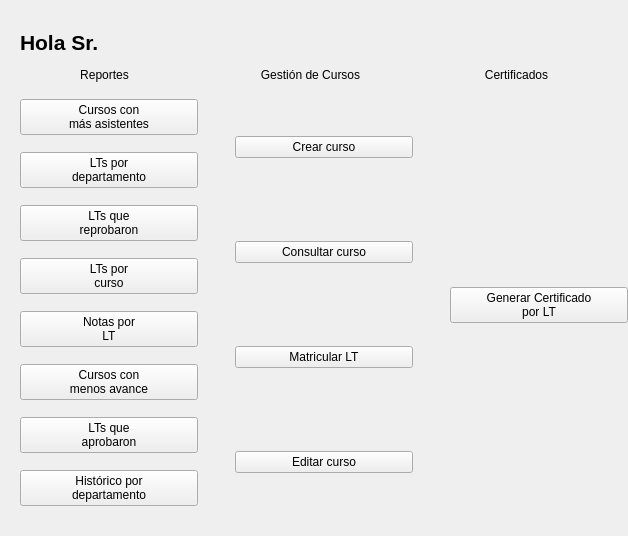
First picture: the form in SGC/Vista/vistacoordinador.ui, repository fernandosanchez1128/SGC, before the edit.
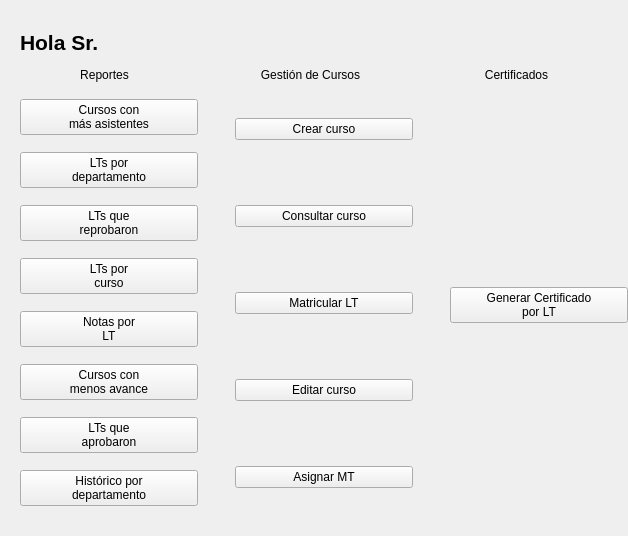
Second picture: the form after the edit.

Patch:
```diff
--- a/SGC/Vista/vistacoordinador.ui
+++ b/SGC/Vista/vistacoordinador.ui
@@ -160,6 +160,13 @@
          </property>
         </widget>
        </item>
+       <item>
+        <widget class="QPushButton" name="btAsignar">
+         <property name="text">
+          <string>Asignar MT</string>
+         </property>
+        </widget>
+       </item>
       </layout>
      </item>
      <item>
```
